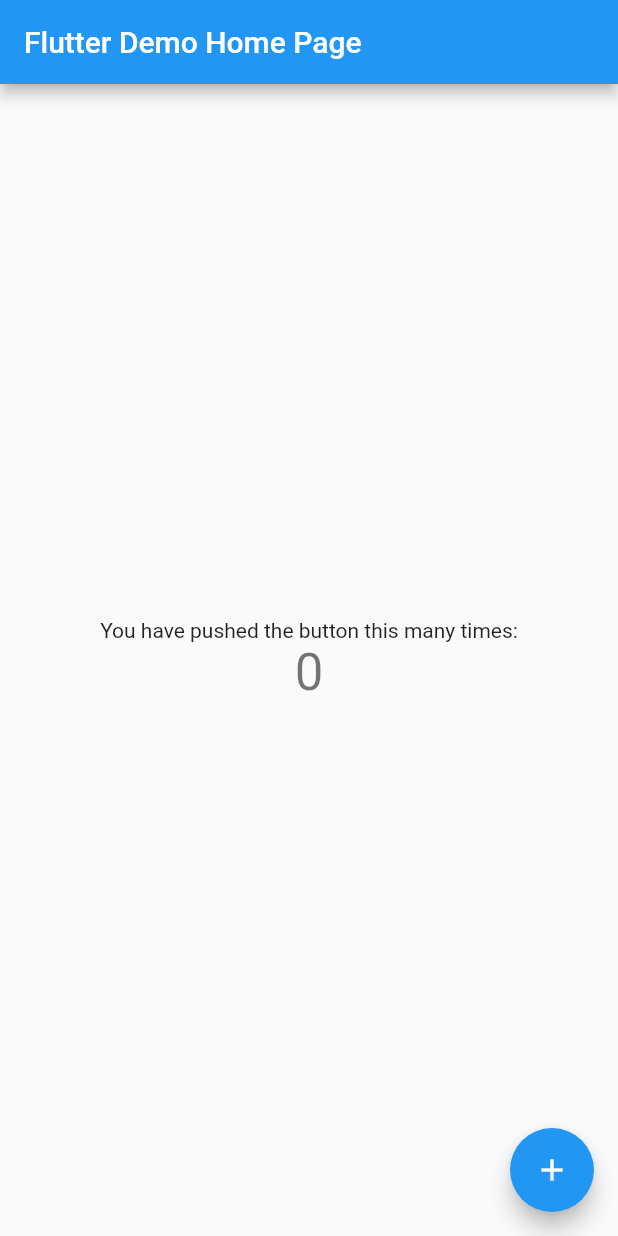
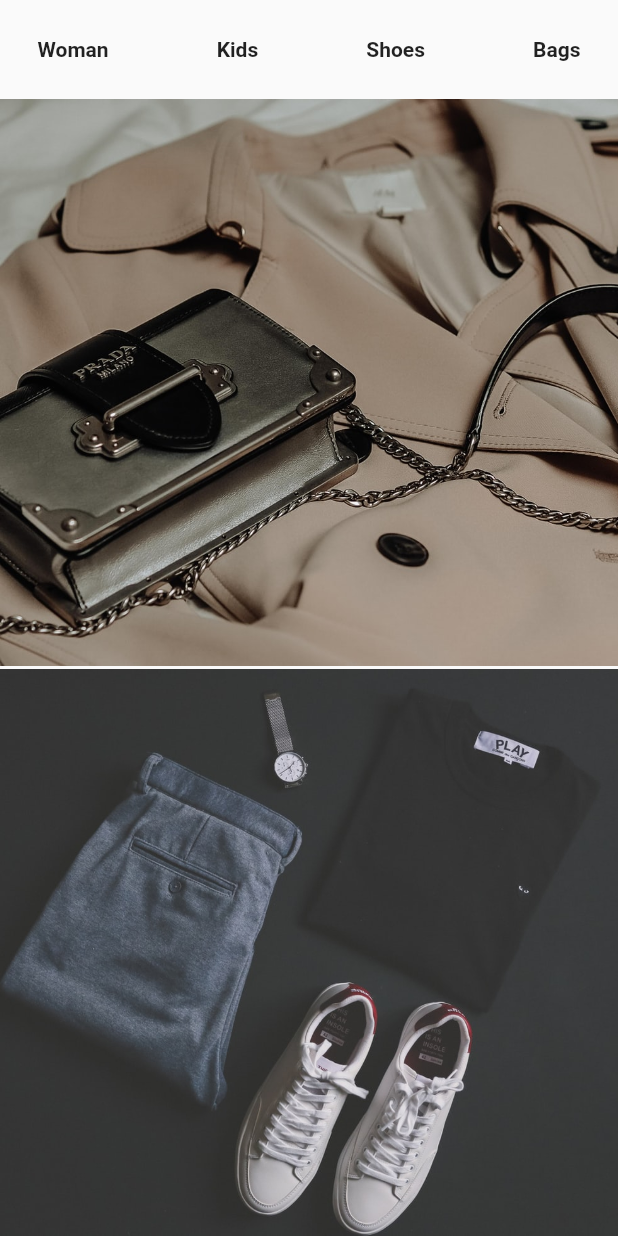
Before and after one commit to bccard-payz/flutter_store, a Flutter app: the screen it shows after launch, on a phone screen of 412 x 824 dp. Run offline on Flutter 3.47's test engine with Material 2 defaults, Android fonts, the phone set to English and light mode, and no system bars.

Commit message:
UI 코드 작성

```diff
--- a/lib/main.dart
+++ b/lib/main.dart
@@ -1,115 +1,46 @@
 import 'package:flutter/material.dart';
 
 void main() {
-  runApp(const MyApp());
+  runApp(MyApp());
 }
 
 class MyApp extends StatelessWidget {
-  const MyApp({Key? key}) : super(key: key);
-
-  // This widget is the root of your application.
   @override
   Widget build(BuildContext context) {
     return MaterialApp(
-      title: 'Flutter Demo',
-      theme: ThemeData(
-        // This is the theme of your application.
-        //
-        // Try running your application with "flutter run". You'll see the
-        // application has a blue toolbar. Then, without quitting the app, try
-        // changing the primarySwatch below to Colors.green and then invoke
-        // "hot reload" (press "r" in the console where you ran "flutter run",
-        // or simply save your changes to "hot reload" in a Flutter IDE).
-        // Notice that the counter didn't reset back to zero; the application
-        // is not restarted.
-        primarySwatch: Colors.blue,
-      ),
-      home: const MyHomePage(title: 'Flutter Demo Home Page'),
+      debugShowCheckedModeBanner: false,
+      home: StorePage(),
     );
   }
 }
 
-class MyHomePage extends StatefulWidget {
-  const MyHomePage({Key? key, required this.title}) : super(key: key);
-
-  // This widget is the home page of your application. It is stateful, meaning
-  // that it has a State object (defined below) that contains fields that affect
-  // how it looks.
-
-  // This class is the configuration for the state. It holds the values (in this
-  // case the title) provided by the parent (in this case the App widget) and
-  // used by the build method of the State. Fields in a Widget subclass are
-  // always marked "final".
-
-  final String title;
-
-  @override
-  State<MyHomePage> createState() => _MyHomePageState();
-}
-
-class _MyHomePageState extends State<MyHomePage> {
-  int _counter = 0;
-
-  void _incrementCounter() {
-    setState(() {
-      // This call to setState tells the Flutter framework that something has
-      // changed in this State, which causes it to rerun the build method below
-      // so that the display can reflect the updated values. If we changed
-      // _counter without calling setState(), then the build method would not be
-      // called again, and so nothing would appear to happen.
-      _counter++;
-    });
-  }
-
+class StorePage extends StatelessWidget {
   @override
   Widget build(BuildContext context) {
-    // This method is rerun every time setState is called, for instance as done
-    // by the _incrementCounter method above.
-    //
-    // The Flutter framework has been optimized to make rerunning build methods
-    // fast, so that you can just rebuild anything that needs updating rather
-    // than having to individually change instances of widgets.
     return Scaffold(
-      appBar: AppBar(
-        // Here we take the value from the MyHomePage object that was created by
-        // the App.build method, and use it to set our appbar title.
-        title: Text(widget.title),
-      ),
-      body: Center(
-        // Center is a layout widget. It takes a single child and positions it
-        // in the middle of the parent.
+      body: SafeArea(
         child: Column(
-          // Column is also a layout widget. It takes a list of children and
-          // arranges them vertically. By default, it sizes itself to fit its
-          // children horizontally, and tries to be as tall as its parent.
-          //
-          // Invoke "debug painting" (press "p" in the console, choose the
-          // "Toggle Debug Paint" action from the Flutter Inspector in Android
-          // Studio, or the "Toggle Debug Paint" command in Visual Studio Code)
-          // to see the wireframe for each widget.
-          //
-          // Column has various properties to control how it sizes itself and
-          // how it positions its children. Here we use mainAxisAlignment to
-          // center the children vertically; the main axis here is the vertical
-          // axis because Columns are vertical (the cross axis would be
-          // horizontal).
-          mainAxisAlignment: MainAxisAlignment.center,
-          children: <Widget>[
-            const Text(
-              'You have pushed the button this many times:',
+          children: [
+            Padding(
+              padding: const EdgeInsets.all(25.0),
+              child: Row(
+                children: [
+                  Text("Woman", style: TextStyle(fontWeight: FontWeight.bold),),
+                  Spacer(),
+                  Text("Kids", style: TextStyle(fontWeight: FontWeight.bold),),
+                  Spacer(),
+                  Text("Shoes", style: TextStyle(fontWeight: FontWeight.bold),),
+                  Spacer(),
+                  Text("Bags", style: TextStyle(fontWeight: FontWeight.bold),)
+                ],
+              ),
             ),
-            Text(
-              '$_counter',
-              style: Theme.of(context).textTheme.headline4,
-            ),
+            Expanded(child: Image.asset("assets/bag.jpeg", fit: BoxFit.cover,)),
+            SizedBox(height: 2,),
+            Expanded(child: Image.asset("assets/cloth.jpeg", fit: BoxFit.cover,))
           ],
         ),
       ),
-      floatingActionButton: FloatingActionButton(
-        onPressed: _incrementCounter,
-        tooltip: 'Increment',
-        child: const Icon(Icons.add),
-      ), // This trailing comma makes auto-formatting nicer for build methods.
     );
   }
 }
--- a/pubspec.yaml
+++ b/pubspec.yaml
@@ -58,9 +58,9 @@ flutter:
   uses-material-design: true
 
   # To add assets to your application, add an assets section, like this:
-  # assets:
-  #   - images/a_dot_burr.jpeg
-  #   - images/a_dot_ham.jpeg
+  assets:
+   - assets/bag.jpeg
+   - assets/cloth.jpeg
 
   # An image asset can refer to one or more resolution-specific "variants", see
   # https://flutter.dev/assets-and-images/#resolution-aware
```
Also changed, not shown: assets/bag.jpeg (added), assets/cloth.jpeg (added).
